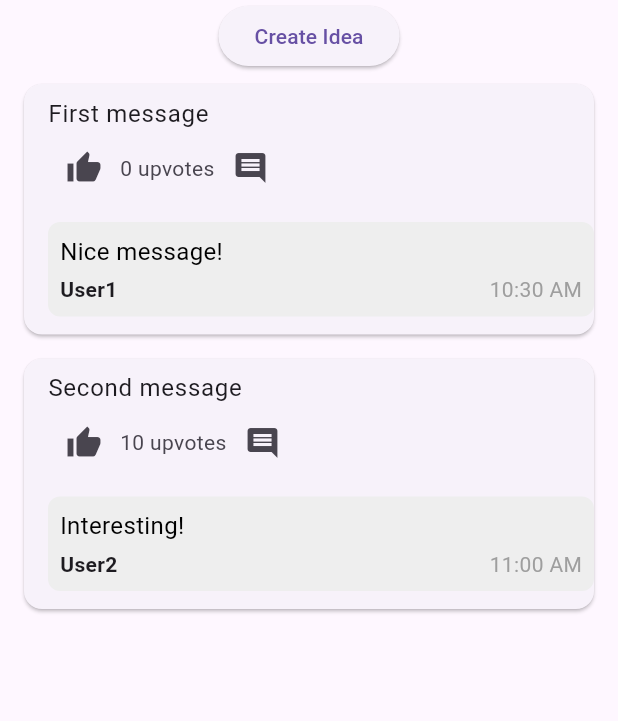
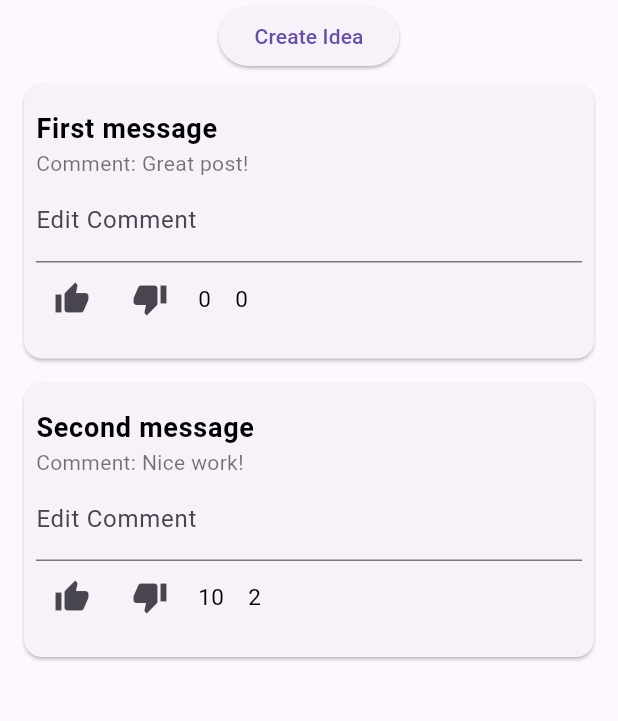
Before and after one commit to Sam20042/BuzzApplication, a Flutter app: the screen it shows once a user with an empty profile is signed in, on a phone screen of 412 x 824 dp, the part 84-805 px from its top. Run offline on Flutter 3.47's test engine with Material 3 defaults, Android fonts, the phone set to English and light mode, and no system bars; our stand-ins replace firebase_auth, firebase_core, google_sign_in; accounts and stored records are empty; network calls fail.

Commit message:
committing changes with up and downvotes, comments, edit comment

```diff
--- a/mobile/flutter/ideas_application/lib/main.dart
+++ b/mobile/flutter/ideas_application/lib/main.dart
@@ -9,7 +9,6 @@ import 'pages/login_page.dart';
 import 'headers/header.dart';
 import 'headers/create_message.dart';
 import 'messages/message_list.dart';
-import 'components/comment.dart'; // Import the Comment widget
 
 void main() async {
   WidgetsFlutterBinding.ensureInitialized();
@@ -30,9 +29,9 @@ class MyApp extends StatelessWidget {
         stream: FirebaseAuth.instance.authStateChanges(),
         builder: (context, snapshot) {
           if (snapshot.hasData) {
-            return const FigmaToCodeApp();
+            return const FigmaToCodeApp(); // Main app page if logged in
           } else {
-            return LoginPage();
+            return LoginPage(); // Login page if not logged in
           }
         },
       ),
@@ -48,63 +47,65 @@ class FigmaToCodeApp extends StatefulWidget {
 }
 
 class _FigmaToCodeAppState extends State<FigmaToCodeApp> {
+  // Mock JSON database: List of messages
   List<Map<String, dynamic>> messages = [
-    {
-      "mId": 1,
-      "mMessage": "First message",
-      "mUpvotes": 0,
-      "comments": [
-        {"user": "User1", "text": "Nice message!", "time": "10:30 AM"}
-      ]
-    },
-    {
-      "mId": 2,
-      "mMessage": "Second message",
-      "mUpvotes": 10,
-      "comments": [
-        {"user": "User2", "text": "Interesting!", "time": "11:00 AM"}
-      ]
-    },
+    {"mId": 1, "mMessage": "First message", "mLikes": 0, "mDislikes": 0, "mComment": "Great post!"},
+    {"mId": 2, "mMessage": "Second message", "mLikes": 10, "mDislikes": 2, "mComment": "Nice work!"},
   ];
 
+  // Function to print the database (messages list) as JSON
   void printDatabase() {
-    String jsonString = jsonEncode(messages);
-    print('Database JSON: $jsonString');
+    String jsonString = jsonEncode(messages); // Convert to JSON string
+    print('Database JSON: $jsonString'); // Print the JSON string
   }
 
+  // Function to add a new message with 0 initial likes, dislikes, and a comment
   void addNewMessage(String message) {
     setState(() {
       messages.insert(0, {
-        "mId": messages.length + 1,
+        "mId": messages.length + 1, // Incremental ID
         "mMessage": message,
-        "mUpvotes": 0,
-        "comments": [],
+        "mLikes": 0, // Initial likes
+        "mDislikes": 0, // Initial dislikes
+        "mComment": '', // Empty comment initially
       });
     });
 
     print('New message added: $message');
-    printDatabase();
+    printDatabase(); // Print updated database
   }
 
-  void updateUpvotes(int id, int increment) {
+  // Function to update the like counter
+  void updateLikes(int id, int increment) {
     setState(() {
       final message = messages.firstWhere((msg) => msg['mId'] == id);
-      message['mUpvotes'] += increment;
+      message['mLikes'] += increment;
     });
 
-    print('Upvotes updated for message ID $id');
-    printDatabase();
+    print('Likes updated for message ID $id');
+    printDatabase(); // Print updated database
   }
 
-  void addComment(int messageId, String text) {
+  // Function to update the dislike counter
+  void updateDislikes(int id, int increment) {
     setState(() {
-      final message = messages.firstWhere((msg) => msg['mId'] == messageId);
-      message['comments'].add({
-        "user": "CurrentUser",
-        "text": text,
-        "time": DateTime.now().toString(),
-      });
+      final message = messages.firstWhere((msg) => msg['mId'] == id);
+      message['mDislikes'] += increment;
     });
+
+    print('Dislikes updated for message ID $id');
+    printDatabase(); // Print updated database
+  }
+
+  // Function to update the comment
+  void updateComment(int id, String newComment) {
+    setState(() {
+      final message = messages.firstWhere((msg) => msg['mId'] == id);
+      message['mComment'] = newComment;
+    });
+
+    print('Comment updated for message ID $id');
+    printDatabase(); // Print updated database
   }
 
   void signOut() {
@@ -112,7 +113,10 @@ class _FigmaToCodeAppState extends State<FigmaToCodeApp> {
   }
 
   void goToProfilePage() {
+    //pop menu drawer
     Navigator.pop(context);
+
+    //go to a new page
     Navigator.push(
       context,
       MaterialPageRoute(
@@ -135,73 +139,13 @@ class _FigmaToCodeAppState extends State<FigmaToCodeApp> {
       ),
       body: Column(
         children: [
-          CreateMessage(onCreateMessage: addNewMessage),
+          CreateMessage(onCreateMessage: addNewMessage), // Create new message
           Expanded(
-            child: ListView.builder(
-              itemCount: messages.length,
-              itemBuilder: (context, index) {
-                var message = messages[index];
-                return Card(
-                  margin: const EdgeInsets.symmetric(vertical: 8, horizontal: 16),
-                  child: Column(
-                    crossAxisAlignment: CrossAxisAlignment.start,
-                    children: [
-                      ListTile(
-                        title: Text(message['mMessage']),
-                        subtitle: Row(
-                          children: [
-                            IconButton(
-                              icon: Icon(Icons.thumb_up),
-                              onPressed: () => updateUpvotes(message['mId'], 1),
-                            ),
-                            Text('${message['mUpvotes']} upvotes'),
-                            IconButton(
-                              icon: Icon(Icons.comment),
-                              onPressed: () {
-                                showDialog(
-                                  context: context,
-                                  builder: (BuildContext context) {
-                                    TextEditingController commentController = TextEditingController();
-                                    return AlertDialog(
-                                      title: Text('Add a Comment'),
-                                      content: TextField(
-                                        controller: commentController,
-                                        decoration: InputDecoration(hintText: "Write your comment here..."),
-                                      ),
-                                      actions: [
-                                        TextButton(
-                                          onPressed: () {
-                                            addComment(message['mId'], commentController.text);
-                                            Navigator.pop(context);
-                                          },
-                                          child: Text('Post'),
-                                        ),
-                                      ],
-                                    );
-                                  },
-                                );
-                              },
-                            ),
-                          ],
-                        ),
-                      ),
-                      // Show the comments for each message
-                      Padding(
-                        padding: const EdgeInsets.only(left: 16, bottom: 8),
-                        child: Column(
-                          children: message['comments']
-                              .map<Widget>((comment) => Comment(
-                                    text: comment['text'],
-                                    user: comment['user'],
-                                    time: comment['time'],
-                                  ))
-                              .toList(),
-                        ),
-                      ),
-                    ],
-                  ),
-                );
-              },
+            child: MessageList(
+              messages: messages,
+              onUpdateLikes: updateLikes, // Update likes
+              onUpdateDislikes: updateDislikes, // Update dislikes
+              onUpdateComment: updateComment, // Update comment
             ),
           ),
         ],
--- a/mobile/flutter/ideas_application/lib/messages/message_list.dart
+++ b/mobile/flutter/ideas_application/lib/messages/message_list.dart
@@ -3,11 +3,15 @@ import 'package:flutter/material.dart';
 class MessageList extends StatelessWidget {
   final List<Map<String, dynamic>> messages;
   final Function(int, int) onUpdateLikes; // Takes ID and increment (+1/-1)
+  final Function(int, int) onUpdateDislikes; // Takes ID and increment (+1/-1)
+  final Function(int, String) onUpdateComment; // Takes ID and new comment
 
   const MessageList({
     super.key,
     required this.messages,
     required this.onUpdateLikes,
+    required this.onUpdateDislikes,
+    required this.onUpdateComment,
   });
 
   @override
@@ -17,7 +21,9 @@ class MessageList extends StatelessWidget {
       itemBuilder: (context, index) {
         final message = messages[index];
 
-        return ListTile(
+        return Card(
+          margin: const EdgeInsets.symmetric(vertical: 8.0, horizontal: 16.0),
+          child: ListTile(
             contentPadding: const EdgeInsets.all(8.0),
             title: Text(
               message['mMessage'] ?? 'No message', // Handle null message safely
@@ -27,23 +33,41 @@ class MessageList extends StatelessWidget {
                 color: Colors.black,
               ),
             ),
-          trailing: Row(
-            mainAxisSize: MainAxisSize.min,
+            subtitle: Column(
+              crossAxisAlignment: CrossAxisAlignment.start,
+              children: [
+                // Comment Display
+                Text(
+                  'Comment: ${message['mComment'] ?? 'No comment'}',
+                  style: const TextStyle(
+                    fontSize: 14,
+                    fontWeight: FontWeight.w400,
+                    color: Colors.black54,
+                  ),
+                ),
+                TextField(
+                  onSubmitted: (newComment) {
+                    onUpdateComment(message['mId'], newComment);
+                  },
+                  decoration: const InputDecoration(
+                    labelText: 'Edit Comment',
+                    hintText: 'Write a comment...',
+                  ),
+                ),
+                Row(
                   children: [
                     // Like Button
                     IconButton(
                       icon: const Icon(Icons.thumb_up),
                       onPressed: () => onUpdateLikes(message['mId'], 1), // Increment by 1
                     ),
-
                     const SizedBox(width: 4),
 
                     // Dislike Button
                     IconButton(
                       icon: const Icon(Icons.thumb_down),
-                onPressed: () => onUpdateLikes(message['mId'], -1), // Decrement by 1
+                      onPressed: () => onUpdateDislikes(message['mId'], 1), // Increment by 1
                     ),
-
                     const SizedBox(width: 8),
 
                     // Like Counter
@@ -55,7 +79,21 @@ class MessageList extends StatelessWidget {
                         color: Colors.black,
                       ),
                     ),
+                    const SizedBox(width: 16),
+
+                    // Dislike Counter
+                    Text(
+                      '${message['mDislikes'] ?? 0}', // Display dislike count
+                      style: const TextStyle(
+                        fontSize: 15,
+                        fontWeight: FontWeight.w400,
+                        color: Colors.black,
+                      ),
+                    ),
                   ],
+                ),
+              ],
+            ),
           ),
         );
       },
```
Lines whose indentation alone changed are shown as unchanged.
